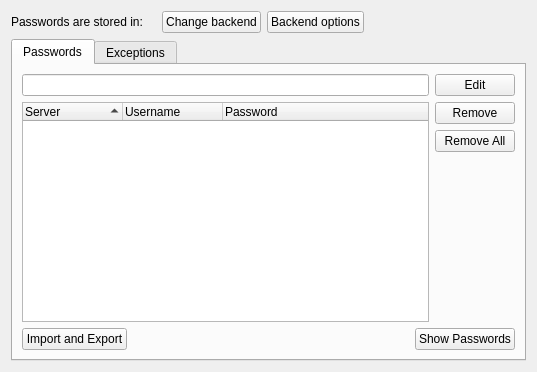
tenrok/kclient3, file src/lib/preferences/autofillmanager.ui: the form before one commit.
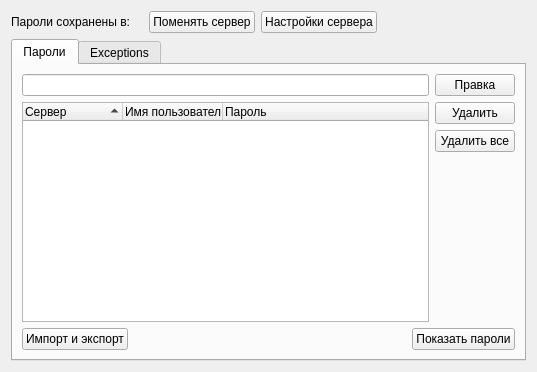
The form after the commit. Custom widgets are drawn as their Qt base class.

```diff
--- a/src/lib/preferences/autofillmanager.ui
+++ b/src/lib/preferences/autofillmanager.ui
@@ -22,7 +22,7 @@
         </sizepolicy>
        </property>
        <property name="text">
-        <string>Passwords are stored in:</string>
+        <string>Пароли сохранены в:</string>
        </property>
       </widget>
      </item>
@@ -32,14 +32,14 @@
      <item>
       <widget class="QPushButton" name="changeBackend">
        <property name="text">
-        <string>Change backend</string>
+        <string>Поменять сервер</string>
        </property>
       </widget>
      </item>
      <item>
       <widget class="QPushButton" name="backendOptions">
        <property name="text">
-        <string>Backend options</string>
+        <string>Настройки сервера</string>
        </property>
       </widget>
      </item>
@@ -68,7 +68,7 @@
      </property>
      <widget class="QWidget" name="tabPass">
       <attribute name="title">
-       <string>Passwords</string>
+       <string>Пароли</string>
       </attribute>
       <layout class="QGridLayout" name="gridLayout">
        <item row="2" column="0">
@@ -84,17 +84,17 @@
          </attribute>
          <column>
           <property name="text">
-           <string>Server</string>
+           <string>Сервер</string>
           </property>
          </column>
          <column>
           <property name="text">
-           <string>Username</string>
+           <string>Имя пользователя</string>
           </property>
          </column>
          <column>
           <property name="text">
-           <string>Password</string>
+           <string>Пароль</string>
           </property>
          </column>
         </widget>
@@ -110,7 +110,7 @@
             </sizepolicy>
            </property>
            <property name="text">
-            <string>Import and Export</string>
+            <string>Импорт и экспорт</string>
            </property>
           </widget>
          </item>
@@ -137,7 +137,7 @@
          <item>
           <widget class="QPushButton" name="showPasswords">
            <property name="text">
-            <string>Show Passwords</string>
+            <string>Показать пароли</string>
            </property>
           </widget>
          </item>
@@ -151,21 +151,21 @@
          <item>
           <widget class="QPushButton" name="editPass">
            <property name="text">
-            <string>Edit</string>
+            <string>Правка</string>
            </property>
           </widget>
          </item>
          <item>
           <widget class="QPushButton" name="removePass">
            <property name="text">
-            <string>Remove</string>
+            <string>Удалить</string>
            </property>
           </widget>
          </item>
          <item>
           <widget class="QPushButton" name="removeAllPass">
            <property name="text">
-            <string>Remove All</string>
+            <string>Удалить все</string>
            </property>
           </widget>
          </item>
```
Left out of the diff: 6 changed lines with no effect on the pictures.
